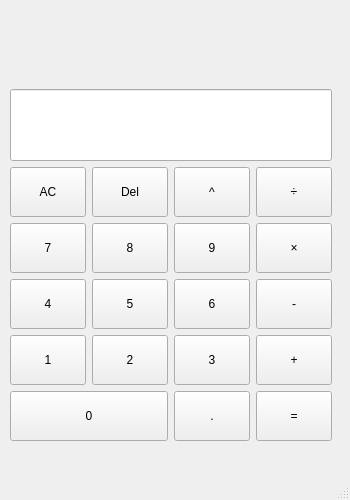
Before: the Qt Designer form ui/ui_calculator.ui in Bamboo6/2021PythonFinalProject, drawn with Qt 5.
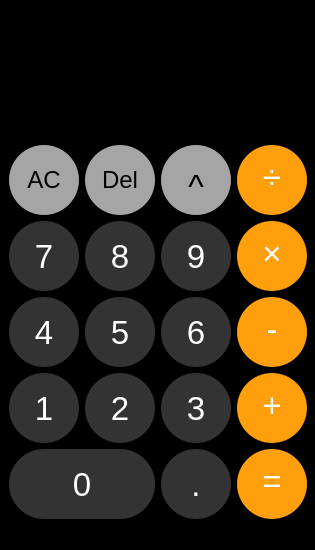
After: the same form once the commit is applied.

Diff of the .ui file:
```diff
--- a/ui/ui_calculator.ui
+++ b/ui/ui_calculator.ui
@@ -6,38 +6,58 @@
    <rect>
     <x>0</x>
     <y>0</y>
-    <width>350</width>
-    <height>500</height>
+    <width>315</width>
+    <height>550</height>
    </rect>
   </property>
   <property name="minimumSize">
    <size>
-    <width>350</width>
-    <height>500</height>
-   </size>
-  </property>
-  <property name="maximumSize">
-   <size>
-    <width>350</width>
-    <height>500</height>
+    <width>315</width>
+    <height>550</height>
    </size>
   </property>
   <property name="windowTitle">
    <string>MainWindow</string>
   </property>
+  <property name="styleSheet">
+   <string notr="true">background-color:#000000;</string>
+  </property>
   <widget class="QWidget" name="centralwidget">
-   <widget class="QWidget" name="layoutWidget">
-    <property name="geometry">
-     <rect>
-      <x>10</x>
-      <y>10</y>
-      <width>322</width>
-      <height>431</height>
-     </rect>
+   <property name="styleSheet">
+    <string notr="true">font-family:&quot;PingFang SC&quot;;</string>
     </property>
     <layout class="QVBoxLayout" name="verticalLayout">
      <item>
+     <layout class="QVBoxLayout" name="verticalLayout_1" stretch="1,1">
+      <item>
       <widget class="QLabel" name="label">
+        <property name="sizePolicy">
+         <sizepolicy hsizetype="Preferred" vsizetype="Preferred">
+          <horstretch>0</horstretch>
+          <verstretch>0</verstretch>
+         </sizepolicy>
+        </property>
+        <property name="minimumSize">
+         <size>
+          <width>0</width>
+          <height>30</height>
+         </size>
+        </property>
+        <property name="maximumSize">
+         <size>
+          <width>16777215</width>
+          <height>16777215</height>
+         </size>
+        </property>
+        <property name="styleSheet">
+         <string notr="true">QLabel{
+	color:#ffffff;
+	font: 18pt;
+	background:transparent;
+	border-width:0;
+	border-style:outset
+}</string>
+        </property>
        <property name="text">
         <string/>
        </property>
@@ -45,13 +65,40 @@
      </item>
      <item>
       <widget class="QLineEdit" name="lineEdit">
+        <property name="enabled">
+         <bool>true</bool>
+        </property>
+        <property name="sizePolicy">
+         <sizepolicy hsizetype="Preferred" vsizetype="Preferred">
+          <horstretch>0</horstretch>
+          <verstretch>0</verstretch>
+         </sizepolicy>
+        </property>
+        <property name="minimumSize">
+         <size>
+          <width>0</width>
+          <height>70</height>
+         </size>
+        </property>
        <property name="maximumSize">
         <size>
          <width>16777215</width>
-         <height>100</height>
-        </size>
-       </property>
-      </widget>
+          <height>16777215</height>
+         </size>
+        </property>
+        <property name="styleSheet">
+         <string notr="true">QLineEdit{
+	color:#ffffff;
+	font: 35pt;
+	background:transparent;
+	border-width:0;
+	border-style:outset;
+	setAlignment:AlignRight;
+}</string>
+        </property>
+       </widget>
+      </item>
+     </layout>
      </item>
      <item>
       <layout class="QGridLayout" name="gridLayout">
@@ -59,10 +106,24 @@
         <widget class="QPushButton" name="pushButton_ac">
          <property name="minimumSize">
           <size>
-           <width>50</width>
-           <height>50</height>
-          </size>
-         </property>
+          <width>70</width>
+          <height>70</height>
+         </size>
+        </property>
+        <property name="styleSheet">
+         <string notr="true">QPushButton {
+	color: #000000;
+	font:18pt;
+	border-radius:35px;
+	background-color: #a5a5a5;
+}
+QPushButton:hover {
+	background-color: #d9d9d9;
+}
+QPushButton:pressed {
+	background-color: #d9d9d9;
+}</string>
+        </property>
          <property name="text">
           <string>AC</string>
          </property>
@@ -72,10 +133,25 @@
         <widget class="QPushButton" name="pushButton_del">
          <property name="minimumSize">
           <size>
-           <width>50</width>
-           <height>50</height>
-          </size>
-         </property>
+          <width>70</width>
+          <height>70</height>
+         </size>
+        </property>
+        <property name="styleSheet">
+         <string notr="true">QPushButton {
+	color: #000000;
+	font:18pt;
+	border-radius:35px;
+	background-color: #a5a5a5;
+}
+QPushButton:hover {
+	background-color: #d9d9d9;
+}
+QPushButton:pressed {
+	background-color: #d9d9d9;
+}
+</string>
+        </property>
          <property name="text">
           <string>Del</string>
          </property>
@@ -85,10 +161,26 @@
         <widget class="QPushButton" name="pushButton_pow">
          <property name="minimumSize">
           <size>
-           <width>50</width>
-           <height>50</height>
-          </size>
-         </property>
+          <width>70</width>
+          <height>70</height>
+         </size>
+        </property>
+        <property name="styleSheet">
+         <string notr="true">QPushButton {
+	color: #000000;
+	font:25pt;
+	border-radius:35px;
+	background-color: #a5a5a5;
+	padding-top:12px;
+}
+QPushButton:hover {
+	background-color: #d9d9d9;
+}
+QPushButton:pressed {
+	background-color: #d9d9d9;
+}
+</string>
+        </property>
          <property name="text">
           <string>^</string>
          </property>
@@ -98,10 +190,28 @@
         <widget class="QPushButton" name="pushButton_divide">
          <property name="minimumSize">
           <size>
-           <width>50</width>
-           <height>50</height>
-          </size>
-         </property>
+          <width>70</width>
+          <height>70</height>
+         </size>
+        </property>
+        <property name="styleSheet">
+         <string notr="true">QPushButton {
+	color: #ffffff;
+	font:25pt;
+	border-radius:35px;
+	background-color: #fe9f0b;
+	padding-bottom:5px;
+}
+QPushButton:hover {
+	background-color: #fbc78d;
+	color: #fe9f0b;
+}
+QPushButton:pressed {
+	background-color: #ffffff;
+	color: #fe9f0b;
+}
+</string>
+        </property>
          <property name="text">
           <string>÷</string>
          </property>
@@ -111,10 +221,24 @@
         <widget class="QPushButton" name="pushButton_7">
          <property name="minimumSize">
           <size>
-           <width>50</width>
-           <height>50</height>
-          </size>
-         </property>
+          <width>70</width>
+          <height>70</height>
+         </size>
+        </property>
+        <property name="styleSheet">
+         <string notr="true">QPushButton {
+    color: #ffffff;
+	font:25pt;
+    border-radius:35px;
+    background-color: #333333;
+}
+QPushButton:hover {
+	background-color: #6e6e6e;
+}
+QPushButton:pressed {
+	background-color: #6e6e6e;
+}</string>
+        </property>
          <property name="text">
           <string>7</string>
          </property>
@@ -124,10 +248,24 @@
         <widget class="QPushButton" name="pushButton_8">
          <property name="minimumSize">
           <size>
-           <width>50</width>
-           <height>50</height>
-          </size>
-         </property>
+          <width>70</width>
+          <height>70</height>
+         </size>
+        </property>
+        <property name="styleSheet">
+         <string notr="true">QPushButton {
+    color: #ffffff;
+	font:25pt;
+    border-radius:35px;
+    background-color: #333333;
+}
+QPushButton:hover {
+	background-color: #6e6e6e;
+}
+QPushButton:pressed {
+	background-color: #6e6e6e;
+}</string>
+        </property>
          <property name="text">
           <string>8</string>
          </property>
@@ -137,10 +275,25 @@
         <widget class="QPushButton" name="pushButton_9">
          <property name="minimumSize">
           <size>
-           <width>50</width>
-           <height>50</height>
-          </size>
-         </property>
+          <width>70</width>
+          <height>70</height>
+         </size>
+        </property>
+        <property name="styleSheet">
+         <string notr="true">QPushButton {
+    color: #ffffff;
+	font:25pt;
+    border-radius:35px;
+    background-color: #333333;
+}
+QPushButton:hover {
+	background-color: #6e6e6e;
+}
+QPushButton:pressed {
+	background-color: #6e6e6e;
+}
+</string>
+        </property>
          <property name="text">
           <string>9</string>
          </property>
@@ -150,10 +303,27 @@
         <widget class="QPushButton" name="pushButton_multiply">
          <property name="minimumSize">
           <size>
-           <width>50</width>
-           <height>50</height>
-          </size>
-         </property>
+          <width>70</width>
+          <height>70</height>
+         </size>
+        </property>
+        <property name="styleSheet">
+         <string notr="true">QPushButton {
+	color: #ffffff;
+	font:25pt;
+	border-radius:35px;
+	background-color: #fe9f0b;
+	padding-bottom:5px;
+}
+QPushButton:hover {
+	background-color: #fbc78d;
+	color: #fe9f0b;
+}
+QPushButton:pressed {
+	background-color: #ffffff;
+	color: #fe9f0b;
+}</string>
+        </property>
          <property name="text">
           <string>×</string>
          </property>
@@ -163,10 +333,24 @@
         <widget class="QPushButton" name="pushButton_4">
          <property name="minimumSize">
           <size>
-           <width>50</width>
-           <height>50</height>
-          </size>
-         </property>
+          <width>70</width>
+          <height>70</height>
+         </size>
+        </property>
+        <property name="styleSheet">
+         <string notr="true">QPushButton {
+    color: #ffffff;
+	font:25pt;
+    border-radius:35px;
+    background-color: #333333;
+}
+QPushButton:hover {
+	background-color: #6e6e6e;
+}
+QPushButton:pressed {
+	background-color: #6e6e6e;
+}</string>
+        </property>
          <property name="text">
           <string>4</string>
          </property>
@@ -176,10 +360,24 @@
         <widget class="QPushButton" name="pushButton_5">
          <property name="minimumSize">
           <size>
-           <width>50</width>
-           <height>50</height>
-          </size>
-         </property>
+          <width>70</width>
+          <height>70</height>
+         </size>
+        </property>
+        <property name="styleSheet">
+         <string notr="true">QPushButton {
+    color: #ffffff;
+	font:25pt;
+    border-radius:35px;
+    background-color: #333333;
+}
+QPushButton:hover {
+	background-color: #6e6e6e;
+}
+QPushButton:pressed {
+	background-color: #6e6e6e;
+}</string>
+        </property>
          <property name="text">
           <string>5</string>
          </property>
@@ -189,10 +387,25 @@
         <widget class="QPushButton" name="pushButton_6">
          <property name="minimumSize">
           <size>
-           <width>50</width>
-           <height>50</height>
-          </size>
-         </property>
+          <width>70</width>
+          <height>70</height>
+         </size>
+        </property>
+        <property name="styleSheet">
+         <string notr="true">QPushButton {
+    color: #ffffff;
+	font:25pt;
+    border-radius:35px;
+    background-color: #333333;
+}
+QPushButton:hover {
+	background-color: #6e6e6e;
+}
+QPushButton:pressed {
+	background-color: #6e6e6e;
+}
+</string>
+        </property>
          <property name="text">
           <string>6</string>
          </property>
@@ -202,10 +415,28 @@
         <widget class="QPushButton" name="pushButton_subtract">
          <property name="minimumSize">
           <size>
-           <width>50</width>
-           <height>50</height>
-          </size>
-         </property>
+          <width>70</width>
+          <height>70</height>
+         </size>
+        </property>
+        <property name="styleSheet">
+         <string notr="true">QPushButton {
+	color: #ffffff;
+	font:25pt;
+	border-radius:35px;
+	background-color: #fe9f0b;
+	padding-bottom:5px;
+}
+QPushButton:hover {
+	background-color: #fbc78d;
+	color: #fe9f0b;
+}
+QPushButton:pressed {
+	background-color: #ffffff;
+	color: #fe9f0b;
+}
+</string>
+        </property>
          <property name="text">
           <string>-</string>
          </property>
@@ -215,10 +446,24 @@
         <widget class="QPushButton" name="pushButton_1">
          <property name="minimumSize">
           <size>
-           <width>50</width>
-           <height>50</height>
-          </size>
-         </property>
+          <width>70</width>
+          <height>70</height>
+         </size>
+        </property>
+        <property name="styleSheet">
+         <string notr="true">QPushButton {
+    color: #ffffff;
+	font:25pt;
+    border-radius:35px;
+    background-color: #333333;
+}
+QPushButton:hover {
+	background-color: #6e6e6e;
+}
+QPushButton:pressed {
+	background-color: #6e6e6e;
+}</string>
+        </property>
          <property name="text">
           <string>1</string>
          </property>
@@ -228,10 +473,24 @@
         <widget class="QPushButton" name="pushButton_2">
          <property name="minimumSize">
           <size>
-           <width>50</width>
-           <height>50</height>
-          </size>
-         </property>
+          <width>70</width>
+          <height>70</height>
+         </size>
+        </property>
+        <property name="styleSheet">
+         <string notr="true">QPushButton {
+    color: #ffffff;
+	font:25pt;
+    border-radius:35px;
+    background-color: #333333;
+}
+QPushButton:hover {
+	background-color: #6e6e6e;
+}
+QPushButton:pressed {
+	background-color: #6e6e6e;
+}</string>
+        </property>
          <property name="text">
           <string>2</string>
          </property>
@@ -241,10 +500,24 @@
         <widget class="QPushButton" name="pushButton_3">
          <property name="minimumSize">
           <size>
-           <width>50</width>
-           <height>50</height>
-          </size>
-         </property>
+          <width>70</width>
+          <height>70</height>
+         </size>
+        </property>
+        <property name="styleSheet">
+         <string notr="true">QPushButton {
+    color: #ffffff;
+	font:25pt;
+    border-radius:35px;
+    background-color: #333333;
+}
+QPushButton:hover {
+	background-color: #6e6e6e;
+}
+QPushButton:pressed {
+	background-color: #6e6e6e;
+}</string>
+        </property>
          <property name="text">
           <string>3</string>
          </property>
@@ -254,10 +527,28 @@
         <widget class="QPushButton" name="pushButton_plus">
          <property name="minimumSize">
           <size>
-           <width>50</width>
-           <height>50</height>
-          </size>
-         </property>
+          <width>70</width>
+          <height>70</height>
+         </size>
+        </property>
+        <property name="styleSheet">
+         <string notr="true">QPushButton {
+	color: #ffffff;
+	font:25pt;
+	border-radius:35px;
+	background-color: #fe9f0b;
+	padding-bottom:5px;
+}
+QPushButton:hover {
+	background-color: #fbc78d;
+	color: #fe9f0b;
+}
+QPushButton:pressed {
+	background-color: #ffffff;
+	color: #fe9f0b;
+}
+</string>
+        </property>
          <property name="text">
           <string>+</string>
          </property>
@@ -268,9 +559,23 @@
          <property name="minimumSize">
           <size>
            <width>0</width>
-           <height>50</height>
-          </size>
-         </property>
+          <height>70</height>
+         </size>
+        </property>
+        <property name="styleSheet">
+         <string notr="true">QPushButton {
+    color: #ffffff;
+	font:25pt;
+    border-radius:35px;
+    background-color: #333333;
+}
+QPushButton:hover {
+	background-color: #6e6e6e;
+}
+QPushButton:pressed {
+	background-color: #6e6e6e;
+}</string>
+        </property>
          <property name="text">
           <string>0</string>
          </property>
@@ -280,10 +585,24 @@
         <widget class="QPushButton" name="pushButton_point">
          <property name="minimumSize">
           <size>
-           <width>50</width>
-           <height>50</height>
-          </size>
-         </property>
+          <width>70</width>
+          <height>70</height>
+         </size>
+        </property>
+        <property name="styleSheet">
+         <string notr="true">QPushButton {
+    color: #ffffff;
+	font:25pt;
+    border-radius:35px;
+    background-color: #333333;
+}
+QPushButton:hover {
+	background-color: #6e6e6e;
+}
+QPushButton:pressed {
+	background-color: #6e6e6e;
+}</string>
+        </property>
          <property name="text">
           <string>.</string>
          </property>
@@ -293,10 +612,28 @@
         <widget class="QPushButton" name="pushButton_equal">
          <property name="minimumSize">
           <size>
-           <width>50</width>
-           <height>50</height>
-          </size>
-         </property>
+          <width>70</width>
+          <height>70</height>
+         </size>
+        </property>
+        <property name="styleSheet">
+         <string notr="true">QPushButton {
+	color: #ffffff;
+	font:25pt;
+	border-radius:35px;
+	background-color: #fe9f0b;
+	padding-bottom:5px;
+}
+QPushButton:hover {
+	background-color: #fbc78d;
+	color: #fe9f0b;
+}
+QPushButton:pressed {
+	background-color: #ffffff;
+	color: #fe9f0b;
+}
+</string>
+        </property>
          <property name="text">
           <string>=</string>
          </property>
@@ -306,13 +643,12 @@
      </item>
     </layout>
    </widget>
-  </widget>
   <widget class="QMenuBar" name="menubar">
    <property name="geometry">
     <rect>
      <x>0</x>
      <y>0</y>
-     <width>350</width>
+     <width>315</width>
      <height>22</height>
     </rect>
    </property>
```
Lines whose indentation alone changed are shown as unchanged.
